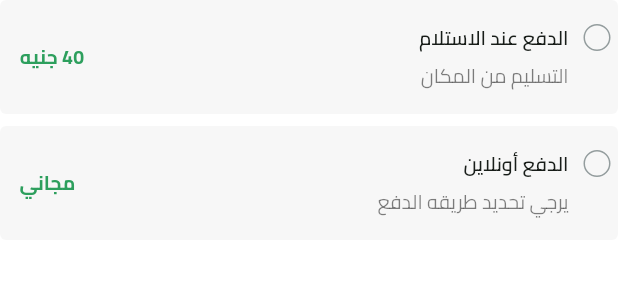
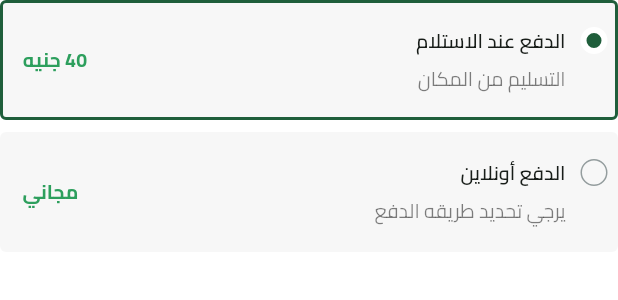
Before and after one commit to ragehh/Fruits-Hub, a Flutter app: the ShippingSection widget shown alone on an empty page, opened directly, on a phone screen of 412 x 824 dp. Shown: the top 300 px of the screen. Run offline on Flutter 3.47's test engine with Material 3 defaults, Android fonts, the phone set to English and light mode, and no system bars; our stand-ins replace bloc, cloud_firestore, dartz, dots_indicator, equatable, firebase_auth and 9 more; missing offline and left inert: flutter_facebook_auth, svg_flutter; accounts and stored records are empty; statements that could not run were skipped.

Commit message:
Select Shipping Item

```diff
--- /dev/null
+++ b/lib/features/checkout/presentation/views/widgets/active_shipping_item_dot.dart
@@ -0,0 +1,19 @@
+import 'package:flutter/material.dart';
+
+import '../../../../../core/utils/app_colors.dart';
+
+class ActiveShippingItemDot extends StatelessWidget {
+  const ActiveShippingItemDot({super.key});
+
+  @override
+  Widget build(BuildContext context) {
+    return Container(
+      width: 18,
+      height: 18,
+      decoration: ShapeDecoration(
+        color: AppColors.primaryColor,
+        shape: OvalBorder(side: BorderSide(width: 4, color: Colors.white)),
+      ),
+    );
+  }
+}
--- /dev/null
+++ b/lib/features/checkout/presentation/views/widgets/inactive_shipping_item_dot.dart
@@ -0,0 +1,16 @@
+import 'package:flutter/material.dart';
+
+class InactiveShippingItemDot extends StatelessWidget {
+  const InactiveShippingItemDot({super.key});
+
+  @override
+  Widget build(BuildContext context) {
+    return Container(
+      width: 18,
+      height: 18,
+      decoration: ShapeDecoration(
+        shape: OvalBorder(side: BorderSide(width: 1, color: Color(0xFF949D9E))),
+      ),
+    );
+  }
+}
--- a/lib/features/checkout/presentation/views/widgets/shipping_item.dart
+++ b/lib/features/checkout/presentation/views/widgets/shipping_item.dart
@@ -2,6 +2,8 @@ import 'package:flutter/material.dart';
 import 'package:fruits_hub/core/utils/app_colors.dart';
 
 import '../../../../../core/utils/app_text_styles.dart';
+import 'active_shipping_item_dot.dart';
+import 'inactive_shipping_item_dot.dart';
 
 class ShippingItem extends StatelessWidget {
   const ShippingItem({
@@ -9,32 +11,35 @@ class ShippingItem extends StatelessWidget {
     required this.title,
     required this.subTitle,
     required this.price,
+    required this.isSelected,
   });
 
   final String title, subTitle, price;
+  final bool isSelected;
 
   @override
   Widget build(BuildContext context) {
-    return Container(
+    return AnimatedContainer(
+      duration: Duration(milliseconds: 300),
       padding: const EdgeInsets.only(top: 16, bottom: 16, left: 13, right: 5),
       clipBehavior: Clip.antiAlias,
       decoration: ShapeDecoration(
         color: Color(0x33D9D9D9),
-        shape: RoundedRectangleBorder(borderRadius: BorderRadius.circular(4)),
+        shape: RoundedRectangleBorder(
+          side: BorderSide(
+            width: 2,
+            color: isSelected ? AppColors.primaryColor : Colors.transparent,
+          ),
+          borderRadius: BorderRadius.circular(4),
+        ),
       ),
       child: IntrinsicHeight(
         child: Row(
           crossAxisAlignment: CrossAxisAlignment.start,
           children: [
-            Container(
-              width: 18,
-              height: 18,
-              decoration: ShapeDecoration(
-                shape: OvalBorder(
-                  side: BorderSide(width: 1, color: Color(0xFF949D9E)),
-                ),
-              ),
-            ),
+            isSelected
+                ? const ActiveShippingItemDot()
+                : const InactiveShippingItemDot(),
             SizedBox(width: 10),
             Column(
               crossAxisAlignment: CrossAxisAlignment.start,
--- a/lib/features/checkout/presentation/views/widgets/shipping_section.dart
+++ b/lib/features/checkout/presentation/views/widgets/shipping_section.dart
@@ -9,12 +9,14 @@ class ShippingSection extends StatelessWidget {
     return const Column(
       children: [
         ShippingItem(
+          isSelected: true,
           title: 'الدفع عند الاستلام',
           subTitle: 'التسليم من المكان',
           price: '40 جنيه',
         ),
         SizedBox(height: 8),
         ShippingItem(
+          isSelected: false,
           title: 'الدفع أونلاين',
           subTitle: 'يرجي تحديد طريقه الدفع',
           price: 'مجاني',
```
